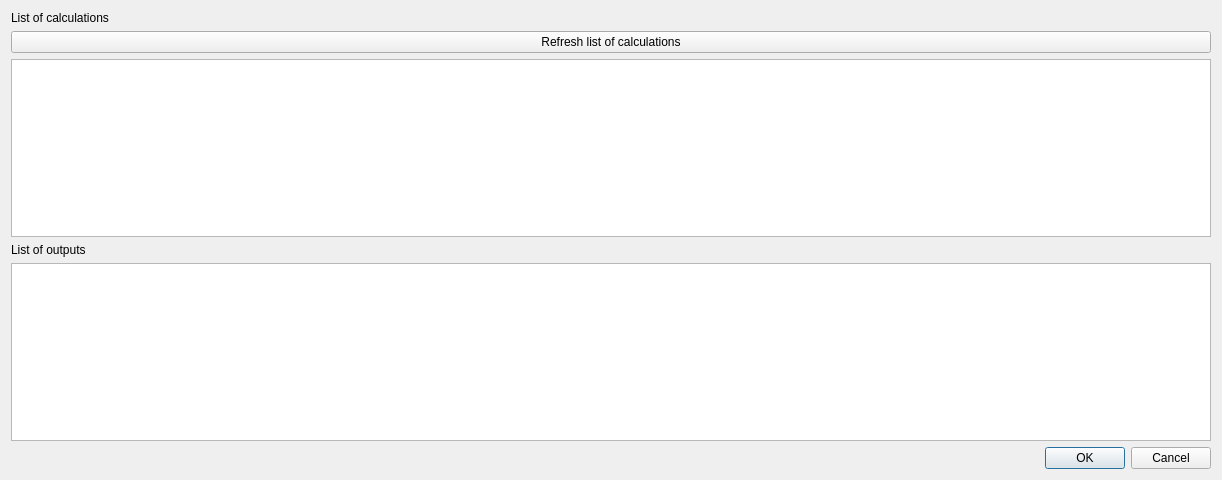
The window that svir/ui/ui_drive_engine_server.ui (gem/oq-irmt-qgis) describes before a commit, drawn with Qt 5.
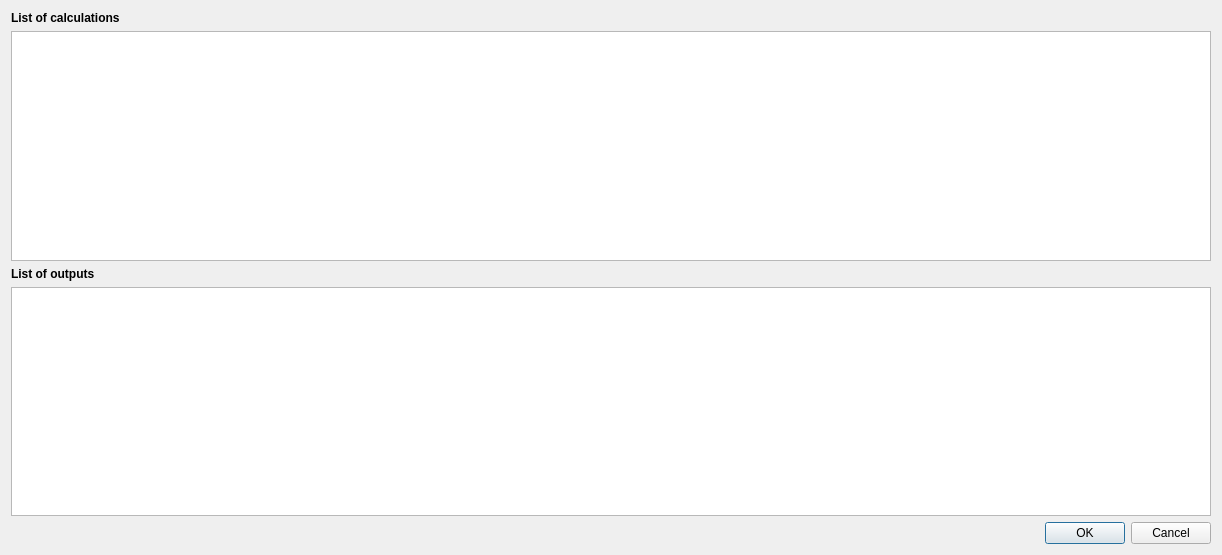
The same window after the commit.

Commit message: Use same colors as webui. Use get_ui_class for drive_engine_server_dialog

Patch:
```diff
--- a/svir/ui/ui_drive_engine_server.ui
+++ b/svir/ui/ui_drive_engine_server.ui
@@ -7,7 +7,7 @@
     <x>0</x>
     <y>0</y>
     <width>1222</width>
-    <height>480</height>
+    <height>555</height>
    </rect>
   </property>
   <property name="windowTitle">
@@ -16,23 +16,29 @@
   <layout class="QVBoxLayout" name="verticalLayout">
    <item>
     <widget class="QLabel" name="list_of_calcs_lbl">
+     <property name="font">
+      <font>
+       <weight>75</weight>
+       <italic>false</italic>
+       <bold>true</bold>
+      </font>
+     </property>
      <property name="text">
       <string>List of calculations</string>
      </property>
     </widget>
    </item>
-   <item>
-    <widget class="QPushButton" name="reload_calcs_btn">
-     <property name="text">
-      <string>Refresh list of calculations</string>
-     </property>
-    </widget>
-   </item>
    <item>
     <widget class="QTableWidget" name="calc_list_tbl"/>
    </item>
    <item>
     <widget class="QLabel" name="list_of_outputs_lbl">
+     <property name="font">
+      <font>
+       <weight>75</weight>
+       <bold>true</bold>
+      </font>
+     </property>
      <property name="text">
       <string>List of outputs</string>
      </property>
```
The commit also changes 2 other files.
